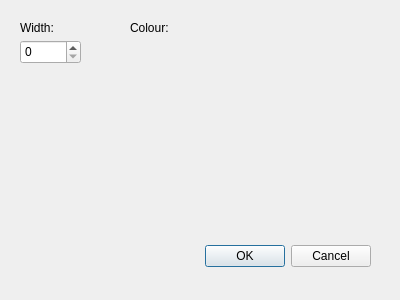
Old version of the form src/dialogs/outerframedialog.ui in the repository PhotoFlare/photoflare.
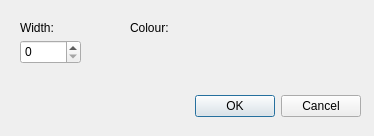
New version of the form. Custom widgets are drawn as their Qt base class.

Commit message: Check if we have canvas before launching outerframedialog and textdialog

```diff
--- a/src/dialogs/outerframedialog.ui
+++ b/src/dialogs/outerframedialog.ui
@@ -6,8 +6,8 @@
    <rect>
     <x>0</x>
     <y>0</y>
-    <width>400</width>
-    <height>300</height>
+    <width>374</width>
+    <height>136</height>
    </rect>
   </property>
   <property name="windowTitle">
@@ -16,8 +16,8 @@
   <widget class="QDialogButtonBox" name="buttonBox">
    <property name="geometry">
     <rect>
-     <x>30</x>
-     <y>240</y>
+     <x>20</x>
+     <y>90</y>
      <width>341</width>
      <height>32</height>
     </rect>
```
The commit also changes 1 other file.
